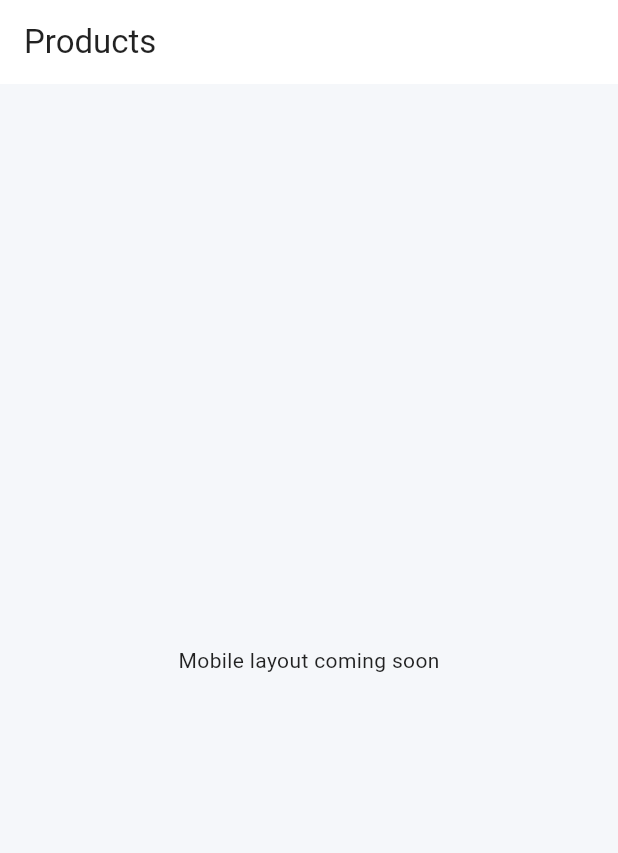
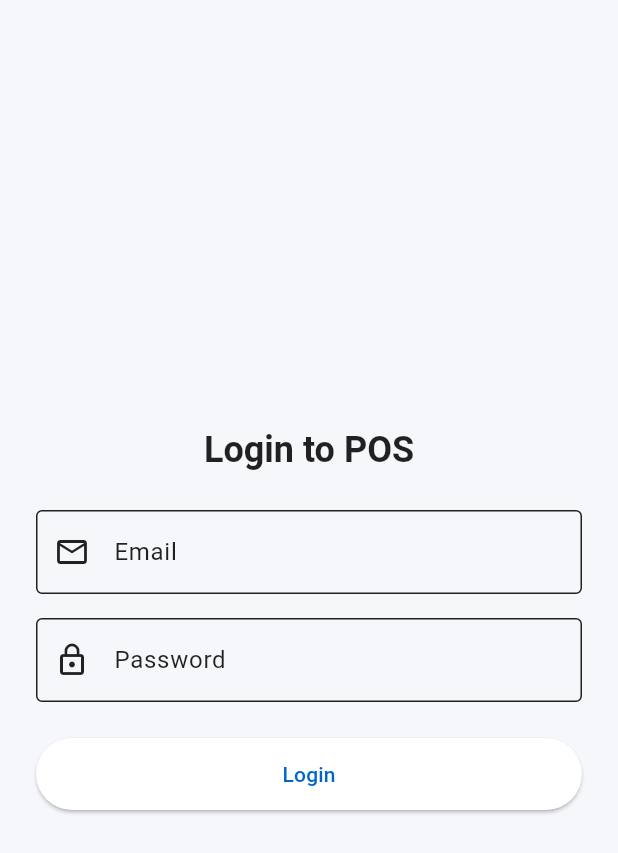
Before and after one commit to jsonjuliane/pos-app, a Flutter app: the screen it shows after launch, on a phone screen of 412 x 824 dp. Shown: the top 853 px of the screen. Run offline on Flutter 3.47's test engine with Material 3 defaults, Android fonts, the phone set to English and light mode, and no system bars; our stand-ins replace cloud_firestore, firebase_auth, firebase_core, flutter_riverpod, go_router; accounts and stored records are empty.

Commit message:
[AUTH] Working initial login integration

```diff
--- /dev/null
+++ b/lib/core/features/auth/application/login_controller.dart
@@ -0,0 +1,37 @@
+import 'package:flutter_riverpod/flutter_riverpod.dart';
+import 'package:firebase_auth/firebase_auth.dart';
+
+import '../presentation/providers/auth_providers.dart';
+
+/// A StateNotifier that manages login state and loading/error handling.
+class LoginController extends StateNotifier<AsyncValue<User?>> {
+  final Ref ref;
+
+  LoginController(this.ref) : super(const AsyncValue.data(null));
+
+  /// Attempts to sign in using email and password.
+  Future<void> login(String email, String password) async {
+    state = const AsyncValue.loading();
+
+    try {
+      final user = await ref.read(authRepositoryProvider).signIn(email, password);
+      state = AsyncValue.data(user);
+    } on FirebaseAuthException catch (e) {
+      state = AsyncValue.error(e.message ?? 'Authentication failed', StackTrace.current);
+    } catch (e, st) {
+      state = AsyncValue.error('Something went wrong', st);
+    }
+  }
+
+  /// Logs the user out.
+  Future<void> logout() async {
+    await ref.read(authRepositoryProvider).signOut();
+    state = const AsyncValue.data(null);
+  }
+}
+
+/// Exposes the LoginController via Riverpod.
+final loginControllerProvider =
+StateNotifierProvider<LoginController, AsyncValue<User?>>(
+      (ref) => LoginController(ref),
+);
--- /dev/null
+++ b/lib/core/features/auth/domain/repositories/auth_repository.dart
@@ -0,0 +1,27 @@
+import 'package:firebase_auth/firebase_auth.dart';
+
+/// Repository that handles all Firebase authentication operations.
+class AuthRepository {
+  final FirebaseAuth _auth;
+
+  /// Create an instance of [AuthRepository] with an optional [FirebaseAuth] (for testing).
+  AuthRepository({FirebaseAuth? firebaseAuth})
+      : _auth = firebaseAuth ?? FirebaseAuth.instance;
+
+  /// Sign in using email and password.
+  Future<User?> signIn(String email, String password) async {
+    final result = await _auth.signInWithEmailAndPassword(
+      email: email,
+      password: password,
+    );
+    return result.user;
+  }
+
+  /// Sign out the current user.
+  Future<void> signOut() async {
+    await _auth.signOut();
+  }
+
+  /// Get the currently authenticated user, or null if not signed in.
+  User? get currentUser => _auth.currentUser;
+}
--- /dev/null
+++ b/lib/core/features/auth/presentation/pages/login_page.dart
@@ -0,0 +1,29 @@
+import 'package:flutter/material.dart';
+import 'package:flutter_riverpod/flutter_riverpod.dart';
+import '../widgets/login_form.dart';
+
+class LoginPage extends ConsumerWidget {
+  const LoginPage({super.key});
+
+  @override
+  Widget build(BuildContext context, WidgetRef ref) {
+    return Scaffold(
+      body: Center(
+        child: ConstrainedBox(
+          constraints: const BoxConstraints(maxWidth: 480),
+          child: Padding(
+            padding: const EdgeInsets.all(24),
+            child: Column(
+              mainAxisAlignment: MainAxisAlignment.center,
+              children: [
+                Text('Login to POS', style: Theme.of(context).textTheme.headlineSmall),
+                const SizedBox(height: 24),
+                const LoginForm(),
+              ],
+            ),
+          ),
+        ),
+      ),
+    );
+  }
+}
--- /dev/null
+++ b/lib/core/features/auth/presentation/providers/login_providers.dart
@@ -0,0 +1,13 @@
+import 'package:flutter_riverpod/flutter_riverpod.dart';
+
+import '../../application/login_controller.dart';
+
+/// Holds form state temporarily
+final loginEmailProvider = StateProvider.autoDispose<String>((ref) => '');
+final loginPasswordProvider = StateProvider.autoDispose<String>((ref) => '');
+
+/// Connects the controller logic
+final loginControllerProvider =
+StateNotifierProvider<LoginController, AsyncValue>(
+      (ref) => LoginController(ref),
+);
--- /dev/null
+++ b/lib/core/features/auth/presentation/widgets/email_field.dart
@@ -0,0 +1,27 @@
+import 'package:flutter/material.dart';
+
+class EmailField extends StatelessWidget {
+  final String value;
+  final void Function(String) onChanged;
+
+  const EmailField({super.key, required this.value, required this.onChanged});
+
+  @override
+  Widget build(BuildContext context) {
+    return TextFormField(
+      initialValue: value,
+      keyboardType: TextInputType.emailAddress,
+      decoration: const InputDecoration(
+        labelText: 'Email',
+        prefixIcon: Icon(Icons.email_outlined),
+        border: OutlineInputBorder(),
+      ),
+      onChanged: onChanged,
+      validator: (val) {
+        if (val == null || val.isEmpty) return 'Email required';
+        if (!RegExp(r'^[^@]+@[^@]+\.[^@]+').hasMatch(val)) return 'Invalid email';
+        return null;
+      },
+    );
+  }
+}
--- /dev/null
+++ b/lib/core/features/auth/presentation/widgets/login_form.dart
@@ -0,0 +1,71 @@
+import 'package:flutter/material.dart';
+import 'package:flutter_riverpod/flutter_riverpod.dart';
+import '../providers/login_providers.dart';
+import '../../../../utils/error_handler.dart';
+import 'email_field.dart';
+import 'password_field.dart';
+
+class LoginForm extends ConsumerStatefulWidget {
+  const LoginForm({super.key});
+
+  @override
+  ConsumerState<LoginForm> createState() => _LoginFormState();
+}
+
+class _LoginFormState extends ConsumerState<LoginForm> {
+  final _formKey = GlobalKey<FormState>();
+  String? _error;
+
+  void _submit() async {
+    final form = _formKey.currentState!;
+    if (!form.validate()) return;
+
+    final email = ref.read(loginEmailProvider);
+    final password = ref.read(loginPasswordProvider);
+
+    await ref.read(loginControllerProvider.notifier).login(email, password);
+    final state = ref.read(loginControllerProvider);
+
+    if (state is AsyncError) {
+      setState(() {
+        _error = mapFirebaseAuthError(state.error.toString());
+      });
+    }
+  }
+
+  @override
+  Widget build(BuildContext context) {
+    final email = ref.watch(loginEmailProvider);
+    final password = ref.watch(loginPasswordProvider);
+    final loading = ref.watch(loginControllerProvider).isLoading;
+
+    return Form(
+      key: _formKey,
+      child: Column(
+        children: [
+          EmailField(value: email, onChanged: (val) => ref.read(loginEmailProvider.notifier).state = val),
+          const SizedBox(height: 16),
+          PasswordField(value: password, onChanged: (val) => ref.read(loginPasswordProvider.notifier).state = val),
+          const SizedBox(height: 24),
+          SizedBox(
+            width: double.infinity,
+            height: 48,
+            child: ElevatedButton(
+              onPressed: loading ? null : _submit,
+              child: loading
+                  ? const SizedBox(
+                height: 20, width: 20,
+                child: CircularProgressIndicator(strokeWidth: 2.5, color: Colors.white),
+              )
+                  : const Text('Login'),
+            ),
+          ),
+          if (_error != null) ...[
+            const SizedBox(height: 12),
+            Text(_error!, style: const TextStyle(color: Colors.red)),
+          ],
+        ],
+      ),
+    );
+  }
+}
--- /dev/null
+++ b/lib/core/features/auth/presentation/widgets/password_field.dart
@@ -0,0 +1,27 @@
+import 'package:flutter/material.dart';
+
+class PasswordField extends StatelessWidget {
+  final String value;
+  final void Function(String) onChanged;
+
+  const PasswordField({super.key, required this.value, required this.onChanged});
+
+  @override
+  Widget build(BuildContext context) {
+    return TextFormField(
+      initialValue: value,
+      obscureText: true,
+      decoration: const InputDecoration(
+        labelText: 'Password',
+        prefixIcon: Icon(Icons.lock_outline),
+        border: OutlineInputBorder(),
+      ),
+      onChanged: onChanged,
+      validator: (val) {
+        if (val == null || val.isEmpty) return 'Password required';
+        if (val.length < 6) return 'Minimum 6 characters';
+        return null;
+      },
+    );
+  }
+}
--- a/lib/core/routing/app_router.dart
+++ b/lib/core/routing/app_router.dart
@@ -1,15 +1,24 @@
 import 'package:go_router/go_router.dart';
 
+import '../features/auth/presentation/pages/login_page.dart';
 import '../features/products/presentation/pages/product_list_page.dart';
 
 /// Application-wide router configuration using go_router.
 class AppRouter {
   static final GoRouter router = GoRouter(
-    initialLocation: '/',
+    initialLocation: '/login', // Temporarily start from login page
     routes: [
+      // 🔐 Login Page
+      GoRoute(
+        path: '/login',
+        name: 'login',
+        builder: (context, state) => const LoginPage(),
+      ),
+
+      // 🛒 Dashboard (Product List Page)
       GoRoute(
         path: '/',
-        name: 'products',
+        name: 'dashboard',
         builder: (context, state) => const ProductListPage(),
       ),
     ],
--- /dev/null
+++ b/lib/core/utils/error_handler.dart
@@ -0,0 +1,22 @@
+// core/utils/error_handler.dart
+
+import 'package:flutter/material.dart';
+
+void showError(BuildContext context, String message) {
+  ScaffoldMessenger.of(context).showSnackBar(
+    SnackBar(content: Text(message)),
+  );
+}
+
+String mapFirebaseAuthError(String? codeOrMessage) {
+  switch (codeOrMessage) {
+    case 'user-not-found':
+      return 'No user found with this email.';
+    case 'wrong-password':
+      return 'Invalid password.';
+    case 'invalid-email':
+      return 'Email format is incorrect.';
+    default:
+      return codeOrMessage ?? 'Authentication failed. Please try again.';
+  }
+}
--- a/pubspec.yaml
+++ b/pubspec.yaml
@@ -23,6 +23,7 @@ dependencies:
   # Firebase / Firestore
   firebase_core: ^2.25.4       # Required for initializing Firebase
   cloud_firestore: ^4.14.0     # Access Firestore (remote DB)
+  firebase_auth: ^4.17.8       # Required for authentication through Firebase
 
   # UI
   cupertino_icons: ^1.0.8      # iOS-style icons
```
Also changed, not shown: lib/core/features/auth/data/models/app_user.dart (added, +50 -0 lines), lib/core/features/auth/presentation/providers/auth_providers.dart (added, +8 -0 lines), pubspec.lock, 3 other files.
